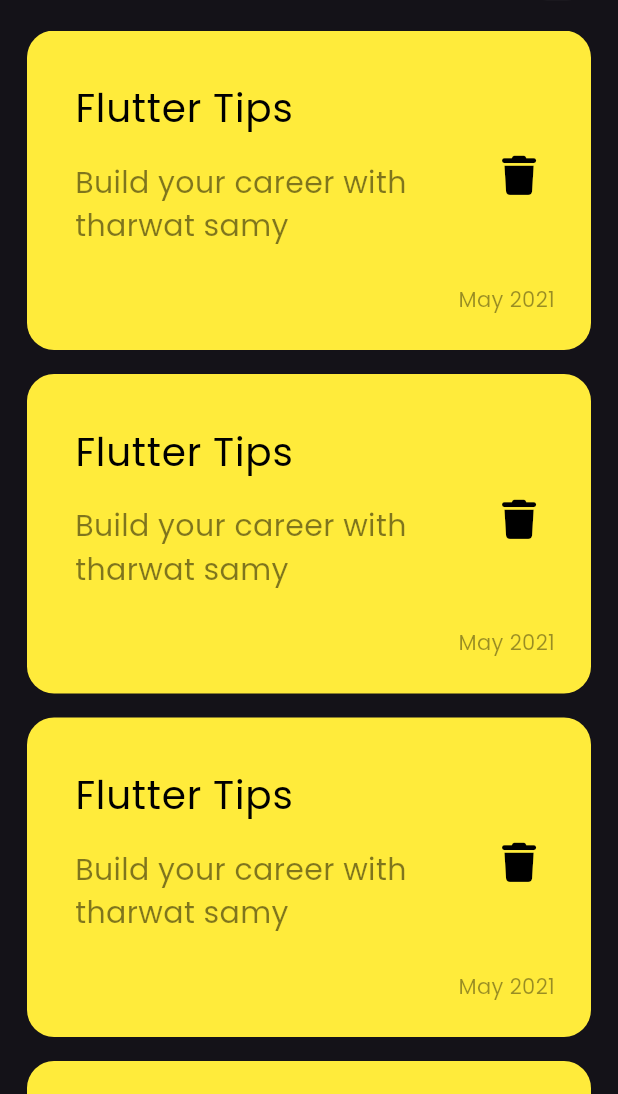
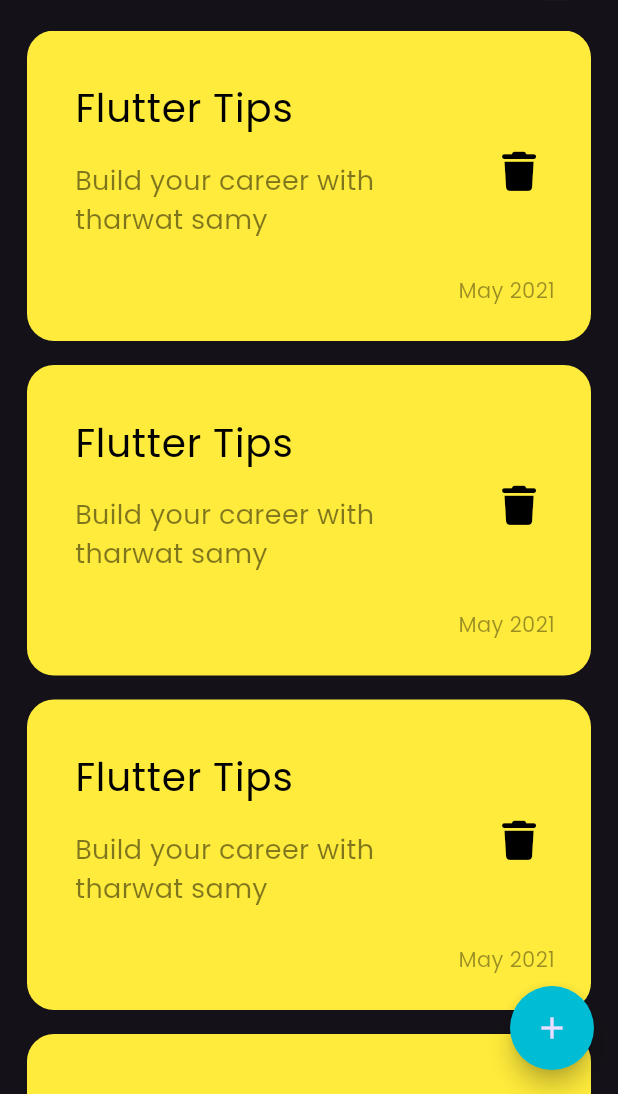
Before and after one commit to Afwra/flutter_notes_app_tharwat_samy, a Flutter app: the screen it shows after launch, on a phone screen of 412 x 824 dp, the part 142-1236 px from its top. Run offline on Flutter 3.47's test engine with Material 3 defaults, Android fonts, the phone set to English and light mode, and no system bars; our stand-ins replace font_awesome_flutter.

Commit message:
added floating action button

```diff
--- a/lib/views/notes_view.dart
+++ b/lib/views/notes_view.dart
@@ -6,8 +6,14 @@ class NotesView extends StatelessWidget {
 
   @override
   Widget build(BuildContext context) {
-    return const Scaffold(
-      body: NotesViewBody(),
+    return Scaffold(
+      body: const NotesViewBody(),
+      floatingActionButton: FloatingActionButton(
+        onPressed: () {},
+        backgroundColor: Colors.cyan,
+        shape: const CircleBorder(),
+        child: const Icon(Icons.add),
+      ),
     );
   }
 }
--- a/lib/views/widgets/note_item.dart
+++ b/lib/views/widgets/note_item.dart
@@ -30,7 +30,7 @@ class NoteItem extends StatelessWidget {
                 'Build your career with tharwat samy',
                 style: TextStyle(
                   color: Colors.black.withOpacity(0.5),
-                  fontSize: 20,
+                  fontSize: 18,
                 ),
               ),
             ),
```
